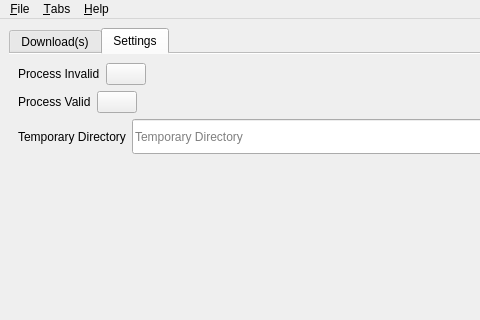
The window that ui/qup.ui (textbrowser/qup) describes before a commit, drawn with Qt 5; both pictures show x 0 to 480 and y 0 to 320 of the 800 by 900 pixel window.
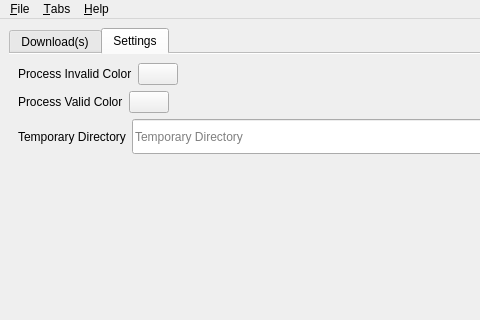
The same window after the commit. The open tabs and pages were chosen to show the change. Icons and pictures are not drawn.

```diff
--- a/ui/qup.ui
+++ b/ui/qup.ui
@@ -65,7 +65,7 @@
           <item>
            <widget class="QLabel" name="label">
             <property name="text">
-             <string>Process Invalid</string>
+             <string>Process Invalid Color</string>
             </property>
            </widget>
           </item>
@@ -96,7 +96,7 @@
           <item>
            <widget class="QLabel" name="label_2">
             <property name="text">
-             <string>Process Valid</string>
+             <string>Process Valid Color</string>
             </property>
            </widget>
           </item>
```
